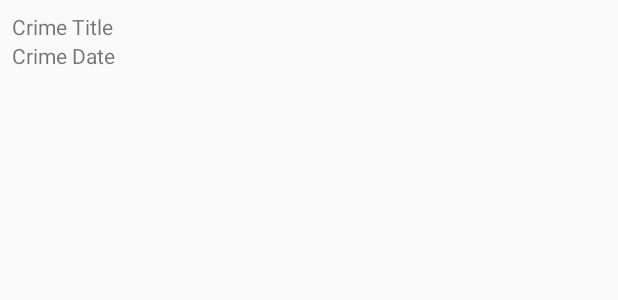
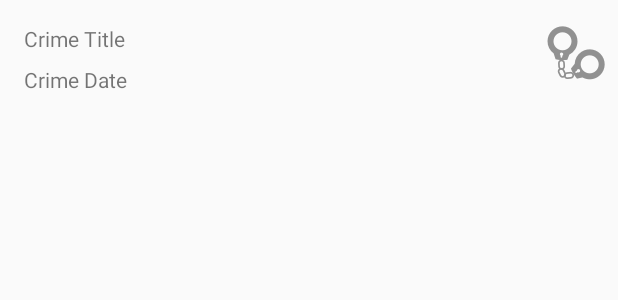
Before and after one commit to MateuszW95/OfficeCriminal, an Android app: the layout list_item_crime.xml on its own in the app's theme, with its tools: preview values and no code run, on a phone screen of 412 x 824 dp. Shown: the top 300 px of the screen. Run offline under Robolectric (Android 15) with nearby library versions, the phone set to English and light mode, and no system bars.

```diff
--- a/app/src/main/res/layout/list_item_crime.xml
+++ b/app/src/main/res/layout/list_item_crime.xml
@@ -1,22 +1,47 @@
 <?xml version="1.0" encoding="utf-8"?>
-<LinearLayout
-    xmlns:android="http://schemas.android.com/apk/res/android"
+<android.support.constraint.ConstraintLayout xmlns:android="http://schemas.android.com/apk/res/android"
+    xmlns:app="http://schemas.android.com/apk/res-auto"
+    xmlns:tools="http://schemas.android.com/tools"
+    android:id="@+id/linearLayout"
+    android:layout_width="match_parent"
     android:layout_height="wrap_content"
-    android:layout_width="match_parent"
-    android:orientation="vertical"
-    android:padding="8dp">
+    tools:layout_editor_absoluteY="81dp">
 
     <TextView
-        android:layout_width="match_parent"
+        android:id="@+id/crime_title"
+        android:layout_width="0dp"
         android:layout_height="wrap_content"
-        android:id="@+id/crime_title"
-        android:text="Crime Title"/>
+        android:layout_marginEnd="8dp"
+        android:layout_marginStart="16dp"
+        android:layout_marginTop="16dp"
+        android:text="Crime Title"
+        app:layout_constraintEnd_toStartOf="@+id/crime_solved"
+        app:layout_constraintStart_toStartOf="parent"
+        app:layout_constraintTop_toTopOf="parent" />
+
     <TextView
-        android:layout_width="match_parent"
+        android:id="@+id/crime_date"
+        android:layout_width="0dp"
         android:layout_height="wrap_content"
-        android:id="@+id/crime_date"
-        android:text="Crime Date"/>
+        android:layout_marginEnd="8dp"
+        android:layout_marginStart="16dp"
+        android:layout_marginTop="8dp"
+        android:text="Crime Date"
+        app:layout_constraintEnd_toStartOf="@+id/crime_solved"
+        app:layout_constraintStart_toStartOf="parent"
+        app:layout_constraintTop_toBottomOf="@+id/crime_title" />
+
+    <ImageView
+        android:id="@+id/crime_solved"
+        android:layout_width="wrap_content"
+        android:layout_height="wrap_content"
+        android:layout_marginBottom="8dp"
+        android:layout_marginEnd="8dp"
+        android:layout_marginTop="16dp"
+        app:layout_constraintBottom_toBottomOf="parent"
+        app:layout_constraintEnd_toEndOf="parent"
+        app:layout_constraintTop_toTopOf="parent"
+        app:srcCompat="@drawable/ic_solved" />
 
 
-
-</LinearLayout>
+</android.support.constraint.ConstraintLayout>
```
Also changed, not shown: app/src/main/java/com/bignerdranch/android/criminalintentkotlin/CrimeActivity.kt (+16 -1 lines), app/src/main/java/com/bignerdranch/android/criminalintentkotlin/CrimeFragment.kt (+19 -5 lines), app/src/main/java/com/bignerdranch/android/criminalintentkotlin/CrimeLab.kt (+13 -12 lines), app/src/main/java/com/bignerdranch/android/criminalintentkotlin/CrimeListFragment.kt (+47 -8 lines), app/src/main/res/drawable-hdpi/ic_solved.png (added), app/src/main/res/drawable-mdpi/ic_solved.png (added), app/src/main/res/drawable-xhdpi/ic_solved.png (added), app/src/main/res/drawable-xxhdpi/ic_solved.png (added), app/src/main/res/drawable-xxxhdpi/ic_solved.png (added).
